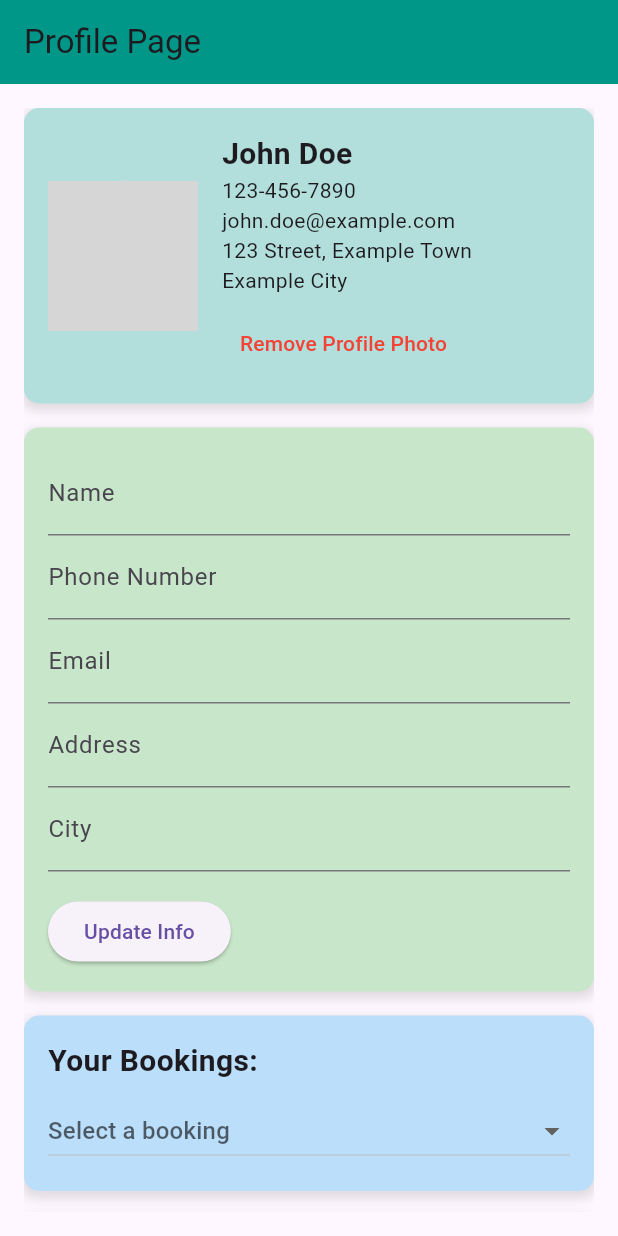
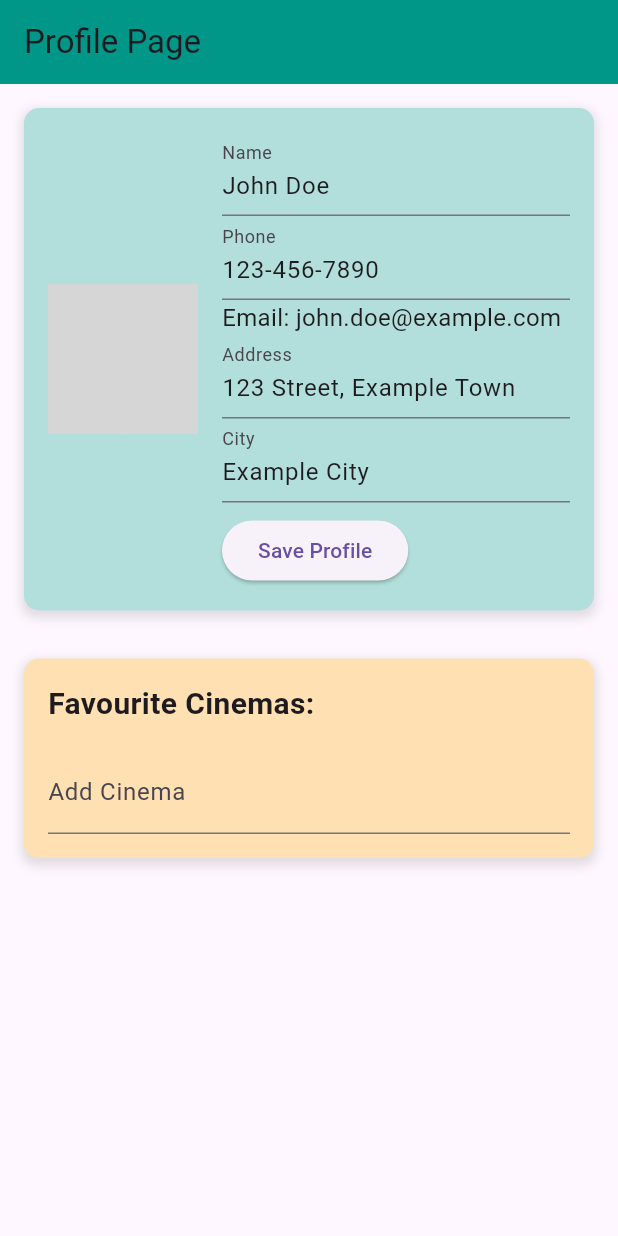
Before and after one commit to codebyyashvi/Cinema, a Flutter app: the screen it shows after launch, after a tap on the "person" icon, on a phone screen of 412 x 824 dp. Run offline on Flutter 3.47's test engine with Material 3 defaults, Android fonts, the phone set to English and light mode, and no system bars; our stand-ins replace cloud_firestore, firebase_auth, firebase_core, image_picker, qr_flutter; accounts and stored records are empty; network calls fail; grey boxes are pictures that could not be loaded.

Commit message:
Connected Cinema page and make changesvin profile page

```diff
--- a/lib/LoginPage/widget.dart
+++ b/lib/LoginPage/widget.dart
@@ -2,6 +2,7 @@ import 'package:cinema/LoginPage/auth.dart'; // Ensure this is the correct impor
 import 'package:cinema/main.dart';
 import 'package:cinema/LoginPage/loginregisterpage.dart'; // Correct import path
 import 'package:flutter/material.dart';
+
 
 class WidgetTree extends StatefulWidget {
   const WidgetTree({Key? key}) : super(key: key);
--- a/lib/ProfilePage/profile_page.dart
+++ b/lib/ProfilePage/profile_page.dart
@@ -6,18 +6,17 @@ void main() {
 }
 
 // User class definition that encapsulates user-related data
-class USer {
+class User {
   String name; // Name of the user
   String profilePicture; // URL for the user's profile picture
   String phoneNumber; // Phone number of the user
-  String email; // Email ID of the user
+  final String email; // Email ID of the user (read-only)
   String address; // Address of the user
   String city; // City of the user
   final List<Map<String, String>> bookings; // List of bookings done by the user
   List<String> favoriteCinemas; // List of favorite cinemas
 
-  // Constructor for the User class to initialize its properties
-  USer({
+  User({
     required this.name,
     required this.profilePicture,
     required this.phoneNumber,
@@ -37,11 +36,11 @@ class ProfilePage extends StatefulWidget {
 
 class _ProfilePageState extends State<ProfilePage> {
   // Creating an instance of User with sample data
-  final USer user = USer(
+  final User user = User(
     name: 'John Doe',
     profilePicture: 'https://via.placeholder.com/150',
     phoneNumber: '123-456-7890',
-    email: 'john.doe@example.com',
+    email: 'john.doe@example.com', // Email is read-only
     address: '123 Street, Example Town',
     city: 'Example City',
     bookings: [
@@ -69,7 +68,7 @@ class _ProfilePageState extends State<ProfilePage> {
   String? selectedBookingTicketNo;
 
   Future<void> _updateProfilePicture() async {
-    final pickedFile = await picker.getImage(source: ImageSource.gallery);
+    final pickedFile = await picker.pickImage(source: ImageSource.gallery);
     if (pickedFile != null) {
       setState(() {
         user.profilePicture = pickedFile.path;
@@ -83,26 +82,11 @@ class _ProfilePageState extends State<ProfilePage> {
     });
   }
 
-  void _updateUserInfo(String field, String value) {
-    setState(() {
-      switch (field) {
-        case 'name':
-          user.name = value;
-          break;
-        case 'phone':
-          user.phoneNumber = value;
-          break;
-        case 'email':
-          user.email = value;
-          break;
-        case 'address':
-          user.address = value;
-          break;
-        case 'city':
-          user.city = value;
-          break;
-      }
-    });
+  void _saveUserInfo() {
+    // Logic to save user data to Firebase or local storage can be added here
+    ScaffoldMessenger.of(context).showSnackBar(
+      SnackBar(content: Text('Profile updated successfully!')),
+    );
   }
 
   @override
@@ -136,119 +120,58 @@ class _ProfilePageState extends State<ProfilePage> {
                   child: Row(
                     children: [
                       GestureDetector(
-                        onTap:
-                            _updateProfilePicture, // Clickable profile picture
+                        onTap: _updateProfilePicture,
                         child: CircleAvatar(
                           radius: 50, // Avatar size
-                          backgroundImage: NetworkImage(
-                              user.profilePicture), // Profile picture from URL
+                          backgroundImage: NetworkImage(user.profilePicture),
                         ),
                       ),
-                      SizedBox(width: 16), // Space between avatar and name
-                      Column(
+                      SizedBox(width: 16), // Space between avatar and form
+                      Expanded(
+                        child: Column(
                           crossAxisAlignment: CrossAxisAlignment.start,
                           children: [
+                            EditableTextField(
+                              label: 'Name',
+                              initialValue: user.name,
+                              onChanged: (value) => user.name = value,
+                            ),
+                            EditableTextField(
+                              label: 'Phone',
+                              initialValue: user.phoneNumber,
+                              onChanged: (value) => user.phoneNumber = value,
+                              keyboardType: TextInputType.phone,
+                            ),
                             Text(
-                            user.name, // Displaying user's name
-                            style: TextStyle(
-                                fontSize: 20,
-                                fontWeight: FontWeight.bold), // Text style
+                              'Email: ${user.email}', // Email is read-only
+                              style: TextStyle(fontSize: 16),
                             ),
-                          Text(user.phoneNumber), // Displaying phone number
-                          Text(user.email), // Displaying email
-                          Text(user.address), // Displaying address
-                          Text(user.city), // Displaying city
+                            EditableTextField(
+                              label: 'Address',
+                              initialValue: user.address,
+                              onChanged: (value) => user.address = value,
+                            ),
+                            EditableTextField(
+                              label: 'City',
+                              initialValue: user.city,
+                              onChanged: (value) => user.city = value,
+                            ),
                             SizedBox(height: 8),
-                          TextButton(
-                            onPressed: _removeProfilePicture,
-                            child: Text(
-                              'Remove Profile Photo',
-                              style: TextStyle(color: Colors.red),
-                            ),
+                            ElevatedButton(
+                              onPressed: _saveUserInfo,
+                              child: Text('Save Profile'),
                             ),
                           ],
+                        ),
                       ),
                     ],
                   ),
                 ),
                 SizedBox(height: 16), // Space between boxes
-                UpdateUserInfoWidget(
-                    onUpdate: _updateUserInfo), // Widget to update user info
+                // Booking Details Box
+                // Booking-related implementation remains unchanged
                 SizedBox(height: 16), // Space between boxes
-                // Booking Details Box
-                Container(
-                  width: double.infinity,
-                  padding: EdgeInsets.all(16),
-                  decoration: BoxDecoration(
-                    color: Colors.blue[100], // Background color
-                    borderRadius: BorderRadius.circular(10), // Rounded corners
-                    boxShadow: [
-                      BoxShadow(
-                        color: Colors.grey.withOpacity(0.3), // Shadow color
-                        spreadRadius: 2, // Shadow spread
-                        blurRadius: 5, // Shadow blur
-                        offset: Offset(0, 3), // Shadow offset
-                      ),
-                    ],
-                  ),
-                  child: Column(
-                    crossAxisAlignment:
-                        CrossAxisAlignment.start, // Align text to the start
-                    children: [
-                      Text(
-                        'Your Bookings:',
-                        style: TextStyle(
-                            fontSize: 20, fontWeight: FontWeight.bold),
-                      ),
-                      SizedBox(height: 8),
-                      Container(
-                        width: double
-                            .infinity, // Ensures the DropdownButton takes the full width
-                        child: DropdownButton<String>(
-                          isExpanded:
-                              true, // Ensures the dropdown expands to fill the available width
-                          hint: Text('Select a booking'),
-                          value: selectedBookingTicketNo,
-                          items: user.bookings.map((booking) {
-                            return DropdownMenuItem<String>(
-                              value: booking['ticketNo'],
-                              child: Text(
-                                  'Booking ${booking['ticketNo']} - ${booking['movie']}'),
-                            );
-                          }).toList(),
-                          onChanged: (value) {
-                            setState(() {
-                              selectedBookingTicketNo = value;
-                            });
-                          },
-                        ),
-                      ),
-                      if (selectedBookingTicketNo != null) ...[
-                        SizedBox(height: 16),
-                        ...user.bookings
-                            .where((booking) =>
-                                booking['ticketNo'] == selectedBookingTicketNo)
-                            .map((booking) {
-                          return Column(
-                            crossAxisAlignment: CrossAxisAlignment.start,
-                            children: [
-                              Text('Movie: ${booking['movie']}'),
-                              Text('Cinema: ${booking['cinema']}'),
-                              Text('Ticket No: ${booking['ticketNo']}'),
-                              Text('Seat No: ${booking['seatNo']}'),
-                              Text(
-                                  'Payment Status: ${booking['paymentStatus']}'),
-                              Text('Booking Date: ${booking['bookingDate']}'),
-                            ],
-                          );
-                        }).toList(),
-                      ],
-                    ],
-                  ),
-                ),
-                SizedBox(height: 16), // Space between boxes
-                FavouriteCinemasWidget(
-                    user: user), // New Favourite Cinemas widget
+                FavouriteCinemasWidget(user: user), // New Favorite Cinemas widget
               ],
             ),
           ),
@@ -258,103 +181,34 @@ class _ProfilePageState extends State<ProfilePage> {
   }
 }
 
-extension on ImagePicker {
-  getImage({required ImageSource source}) {}
-}
+// Editable TextField Widget for Reusability
+class EditableTextField extends StatelessWidget {
+  final String label;
+  final String initialValue;
+  final Function(String) onChanged;
+  final TextInputType keyboardType;
 
-// Update User Info Widget
-class UpdateUserInfoWidget extends StatefulWidget {
-  final Function(String, String) onUpdate;
-
-  UpdateUserInfoWidget({required this.onUpdate});
-
-  @override
-  _UpdateUserInfoWidgetState createState() => _UpdateUserInfoWidgetState();
-}
-
-class _UpdateUserInfoWidgetState extends State<UpdateUserInfoWidget> {
-  final _formKey = GlobalKey<FormState>();
-  String name = '';
-  String phone = '';
-  String email = '';
-  String address = '';
-  String city = '';
+  EditableTextField({
+    required this.label,
+    required this.initialValue,
+    required this.onChanged,
+    this.keyboardType = TextInputType.text,
+  });
 
   @override
   Widget build(BuildContext context) {
-    return Container(
-      padding: EdgeInsets.all(16),
-      decoration: BoxDecoration(
-        color: Colors.green[100], // Background color
-        borderRadius: BorderRadius.circular(10), // Rounded corners
-        boxShadow: [
-          BoxShadow(
-            color: Colors.grey.withOpacity(0.3), // Shadow color
-            spreadRadius: 2, // Shadow spread
-            blurRadius: 5, // Shadow blur
-            offset: Offset(0, 3), // Shadow offset
-          ),
-        ],
-      ),
-      child: Form(
-        key: _formKey,
-        child: Column(
-          crossAxisAlignment: CrossAxisAlignment.start,
-          children: [
-            TextFormField(
-              decoration: InputDecoration(labelText: 'Name'),
-              onSaved: (value) {
-                name = value ?? '';
-              },
-            ),
-            TextFormField(
-              decoration: InputDecoration(labelText: 'Phone Number'),
-              onSaved: (value) {
-                phone = value ?? '';
-              },
-            ),
-            TextFormField(
-              decoration: InputDecoration(labelText: 'Email'),
-              onSaved: (value) {
-                email = value ?? '';
-              },
-            ),
-            TextFormField(
-              decoration: InputDecoration(labelText: 'Address'),
-              onSaved: (value) {
-                address = value ?? '';
-              },
-            ),
-            TextFormField(
-              decoration: InputDecoration(labelText: 'City'),
-              onSaved: (value) {
-                city = value ?? '';
-              },
-            ),
-            SizedBox(height: 16),
-            ElevatedButton(
-              onPressed: () {
-                if (_formKey.currentState?.validate() ?? false) {
-                  _formKey.currentState?.save();
-                  widget.onUpdate('name', name);
-                  widget.onUpdate('phone', phone);
-                  widget.onUpdate('email', email);
-                  widget.onUpdate('address', address);
-                  widget.onUpdate('city', city);
-                }
-              },
-              child: Text('Update Info'),
-            ),
-          ],
-        ),
-      ),
+    return TextFormField(
+      initialValue: initialValue,
+      decoration: InputDecoration(labelText: label),
+      keyboardType: keyboardType,
+      onChanged: onChanged,
     );
   }
 }
 
-// Favourite Cinemas Widget
+// Favourite Cinemas Widget remains unchanged
 class FavouriteCinemasWidget extends StatefulWidget {
-  final USer user;
+  final User user;
 
   FavouriteCinemasWidget({required this.user});
 
@@ -363,19 +217,42 @@ class FavouriteCinemasWidget extends StatefulWidget {
 }
 
 class _FavouriteCinemasWidgetState extends State<FavouriteCinemasWidget> {
+  late List<String> favoriteCinemas;
+
+  @override
+  void initState() {
+    super.initState();
+    // Initialize with user's favorite cinemas
+    favoriteCinemas = List<String>.from(widget.user.favoriteCinemas);
+  }
+
+  void _addCinema(String cinema) {
+    setState(() {
+      favoriteCinemas.add(cinema);
+      widget.user.favoriteCinemas = favoriteCinemas;
+    });
+  }
+
+  void _removeCinema(String cinema) {
+    setState(() {
+      favoriteCinemas.remove(cinema);
+      widget.user.favoriteCinemas = favoriteCinemas;
+    });
+  }
+
   @override
   Widget build(BuildContext context) {
     return Container(
       padding: EdgeInsets.all(16),
       decoration: BoxDecoration(
-        color: Colors.orange[100], // Background color
-        borderRadius: BorderRadius.circular(10), // Rounded corners
+        color: Colors.orange[100],
+        borderRadius: BorderRadius.circular(10),
         boxShadow: [
           BoxShadow(
-            color: Colors.grey.withOpacity(0.3), // Shadow color
-            spreadRadius: 2, // Shadow spread
-            blurRadius: 5, // Shadow blur
-            offset: Offset(0, 3), // Shadow offset
+            color: Colors.grey.withOpacity(0.3),
+            spreadRadius: 2,
+            blurRadius: 5,
+            offset: Offset(0, 3),
           ),
         ],
       ),
@@ -386,18 +263,14 @@ class _FavouriteCinemasWidgetState extends State<FavouriteCinemasWidget> {
             'Favourite Cinemas:',
             style: TextStyle(fontSize: 20, fontWeight: FontWeight.bold),
           ),
-          ...widget.user.favoriteCinemas.map((cinema) {
+          ...favoriteCinemas.map((cinema) {
             return Row(
               mainAxisAlignment: MainAxisAlignment.spaceBetween,
               children: [
                 Text(cinema, style: TextStyle(fontSize: 16)),
                 IconButton(
                   icon: Icon(Icons.delete, color: Colors.red),
-                  onPressed: () {
-                    setState(() {
-                      widget.user.favoriteCinemas.remove(cinema);
-                    });
-                  },
+                  onPressed: () => _removeCinema(cinema),
                 ),
               ],
             );
@@ -405,11 +278,7 @@ class _FavouriteCinemasWidgetState extends State<FavouriteCinemasWidget> {
           SizedBox(height: 16),
           TextField(
             decoration: InputDecoration(labelText: 'Add Cinema'),
-            onSubmitted: (cinema) {
-              setState(() {
-                widget.user.favoriteCinemas.add(cinema);
-              });
-            },
+            onSubmitted: _addCinema,
           ),
         ],
       ),
```
Also changed, not shown: lib/CInemaList/CinemaLists.dart (added, +293 -0 lines), lib/LoginPage/loginregisterpage.dart (+54 -57 lines), lib/main.dart (+2 -8 lines). Lines whose indentation alone changed are shown as unchanged.
